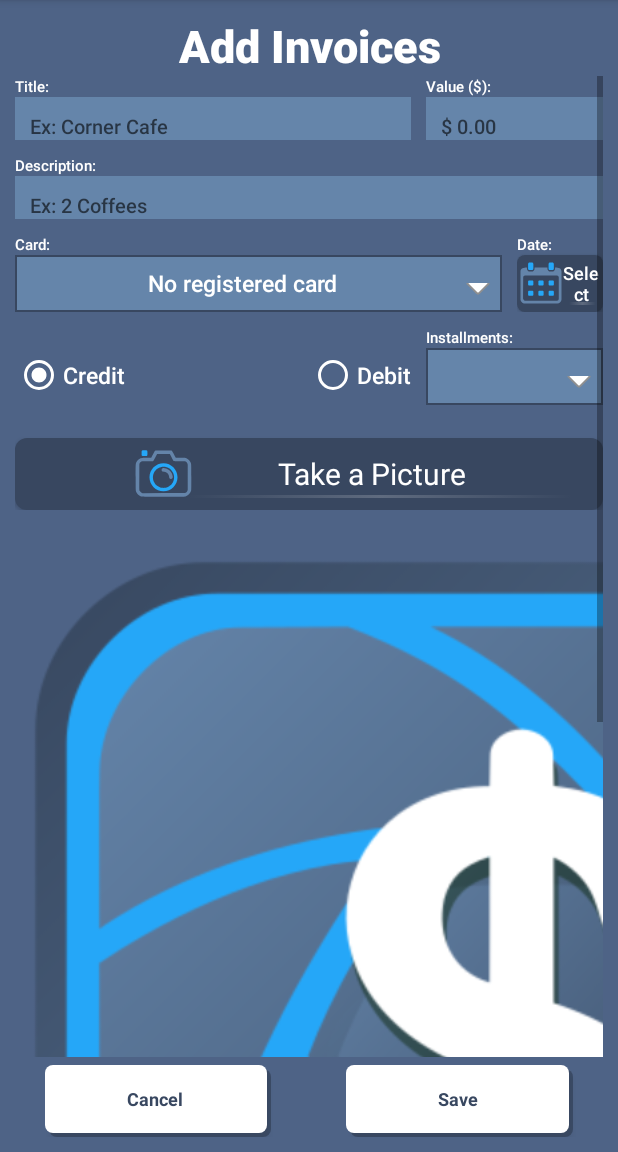
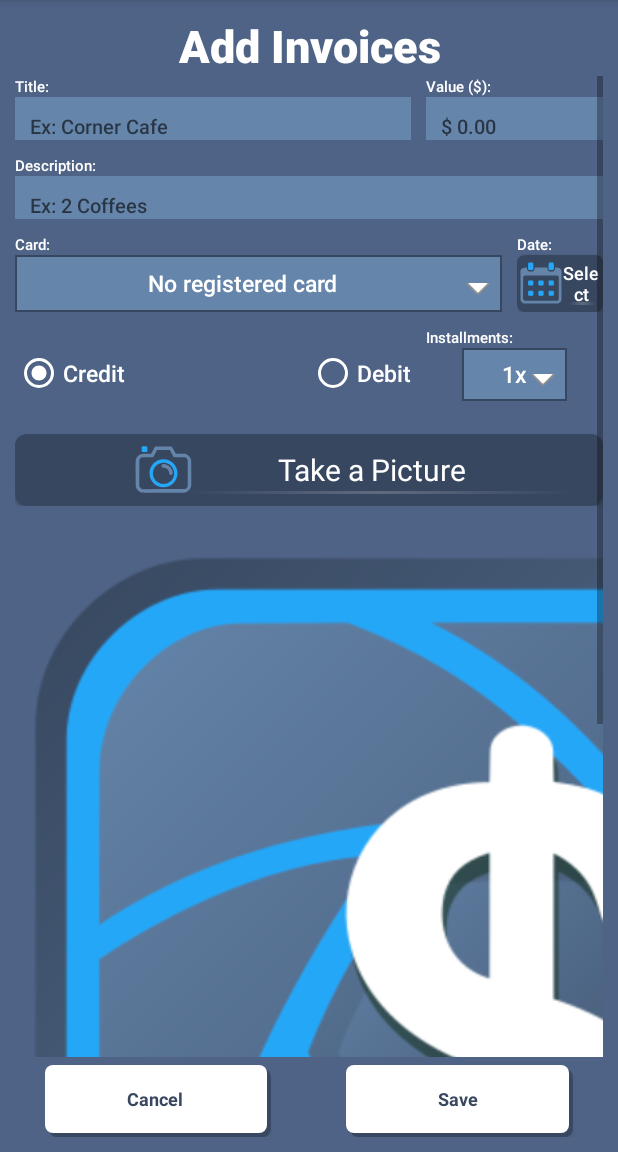
Before and after one commit to onimur/android-munote, an Android app: the NotesAddActivity screen opened directly, with no data from a screen before it, on a phone screen of 412 x 824 dp, the part 84-1236 px from its top. Run offline under Robolectric (Android 15) with nearby library versions, the phone set to English and light mode, and no system bars; Roboto replaces fonts that are not available here; 1 statement that could not run was skipped.

Commit message:
Adding action to radiobutton and spinner_parcelas in NotesAddActivity

```diff
--- a/app/src/main/java/com/example/admin/munotes/activity/NotesAddActivity.java
+++ b/app/src/main/java/com/example/admin/munotes/activity/NotesAddActivity.java
@@ -21,6 +21,7 @@ import android.provider.MediaStore;
 import android.support.v7.widget.Toolbar;
 import android.view.View;
 import android.widget.AdapterView;
+import android.widget.ArrayAdapter;
 import android.widget.Button;
 import android.widget.DatePicker;
 import android.widget.ImageButton;
@@ -54,9 +55,11 @@ public class NotesAddActivity extends MenuToolbar {
     private TextView tv_select_card;
     private TextView tv_click_image;
     private LinearLayout ll_hint_spinner;
+    private LinearLayout ll_sp_parcelas;
     private ImageButton ib_foto;
     //
     private Spinner sp_card;
+    private Spinner sp_parcelas;
     //
     private DatePickerDialog datePickerDialog;
     private Calendar calendar;
@@ -101,7 +104,9 @@ public class NotesAddActivity extends MenuToolbar {
         btn_selec_date = findViewById(R.id.btn_selec_date);
         tv_select_card = findViewById(R.id.tv_select_card);
         ll_hint_spinner = findViewById(R.id.ll_hint_spinner);
+        ll_sp_parcelas = findViewById(R.id.ll_sp_parcelas);
         sp_card = findViewById(R.id.sp_card);
+        sp_parcelas = findViewById(R.id.sp_parcelas);
         ib_foto = findViewById(R.id.ib_foto);
         tv_click_image = findViewById(R.id.tv_click_image);
         //
@@ -116,8 +121,10 @@ public class NotesAddActivity extends MenuToolbar {
         //
         setSupportActionBar(toolbar);
         //
-        setSpinner();
-        //Verifica se tem cartão cadastrado, se não tiver desabilita o Spinner
+        setSpinnerCard();
+        setSpinnerParcel();
+        //Verifica se tem cartão cadastrado, se não tiver desabilita o Spinner.
+        //Recupera o tipo de cartão
         checkCard();
         //
         File path = new File((Environment.getExternalStoragePublicDirectory(Environment.DIRECTORY_PICTURES) + "/" + Constants.FOLDER_NAME + Constants.FOLDER_NAME_NOTES));
@@ -129,10 +136,19 @@ public class NotesAddActivity extends MenuToolbar {
         //
         setActionOnClick(R.id.btn_salvar, new OnButtonClickActionSave());
         setAlertDialogToReturnOnClickActivity(R.id.btn_cancelar, NotesActivity.class, "notas");
+        //Quando o Cartão possui credito ou debito, realiza a ação no RadioButton de esconder o spinner e o outro radiobutton
+        setActionOnClick(R.id.rb_credit, new OnRadioButtonClickActionCredit());
+        setActionOnClick(R.id.rb_debit, new OnRadioButtonClickActionDedit());
         //
     }
 
-    private void setSpinner() {
+    private void setSpinnerParcel() {
+        ArrayAdapter<CharSequence> adapter = ArrayAdapter.createFromResource(context, R.array.parcelas_array, R.layout.celula_spinner_parcelas_layout);
+        adapter.setDropDownViewResource(R.layout.celular_spinner_dropdown_parcelas_layout);
+        sp_parcelas.setAdapter(adapter);
+    }
+
+    private void setSpinnerCard() {
         //
         RecordSpinnerCardAdapter adapter = new RecordSpinnerCardAdapter(context, R.layout.celula_spinner_card_layout, cardDao.getListCard());
         sp_card.setAdapter(adapter);
@@ -267,7 +283,9 @@ public class NotesAddActivity extends MenuToolbar {
 
         @Override
         public void onItemSelected(AdapterView<?> parent, View view, int position, long id) {
-            sp_card.setSelection(position);
+                   sp_card.setSelection(position);
+          validation("spinner_action_credito_debito");
+
 
         }
 
@@ -297,6 +315,26 @@ public class NotesAddActivity extends MenuToolbar {
                 callActivity(context, NotesActivity.class);
 
             }
+        }
+    }
+
+    private class OnRadioButtonClickActionCredit implements View.OnClickListener {
+
+        @Override
+        public void onClick(View v) {
+            ll_sp_parcelas.setVisibility(View.VISIBLE);
+            ll_sp_parcelas.setEnabled(true);
+
+        }
+    }
+
+    private class OnRadioButtonClickActionDedit implements View.OnClickListener {
+
+        @Override
+        public void onClick(View v) {
+            ll_sp_parcelas.setVisibility(View.INVISIBLE);
+            ll_sp_parcelas.setEnabled(false);
+
         }
     }
 
--- /dev/null
+++ b/app/src/main/res/layout/celula_spinner_parcelas_layout.xml
@@ -0,0 +1,22 @@
+<?xml version="1.0" encoding="utf-8"?>
+<!--
+  ~ /*
+  ~  * Created by Murillo Comino on 09/02/19 12:26
+  ~  * Github: github.com/MurilloComino
+  ~  * StackOverFlow: pt.stackoverflow.com/users/128573
+  ~  * Email: murillo_comino@hotmail.com
+  ~  *
+  ~  * Copyright (c) 2019 . All rights reserved.
+  ~  * Last modified 09/02/19 12:03
+  ~  */
+  -->
+
+
+            <TextView xmlns:android="http://schemas.android.com/apk/res/android"
+                android:id="@android:id/text1"
+                style="@style/Text_Description"
+                android:singleLine="true"
+                android:layout_width="match_parent"
+                android:layout_height="wrap_content"
+                android:ellipsize="marquee"
+                android:textAlignment="center"/>
--- a/app/src/main/res/layout/note_add_screen.xml
+++ b/app/src/main/res/layout/note_add_screen.xml
@@ -234,15 +234,16 @@
                 <LinearLayout
                     android:layout_width="match_parent"
                     android:layout_height="wrap_content"
-                    android:orientation="horizontal">
+                    android:orientation="horizontal"
+                    android:id="@+id/ll_sp_parcelas_main">
 
                     <RadioGroup
-                        android:id="@+id/rb_credit_debit"
+                        android:id="@+id/rg_credit_debit"
                         android:layout_width="0dp"
                         android:layout_height="match_parent"
                         android:layout_weight="9"
                         android:checkedButton="@id/rb_credit"
-                        android:gravity="center_vertical"
+                        android:gravity="center"
                         android:orientation="horizontal"
                         tools:ignore="UselessParent">
 
@@ -290,8 +291,8 @@
 
                         <Spinner
                             android:id="@+id/sp_parcelas"
-                            android:layout_width="match_parent"
-                            android:layout_height="38dp"
+                            android:layout_width="70dp"
+                            android:layout_height="35dp"
                             android:layout_gravity="center"
                             android:background="@drawable/spinner_background"
                             android:popupBackground="@drawable/spinner_background_checked"
--- /dev/null
+++ b/app/src/main/res/values/text_spinner_parcelas.xml
@@ -0,0 +1,17 @@
+<?xml version="1.0" encoding="utf-8"?>
+<resources>
+    <string-array name="parcelas_array">
+        <item>1x</item>
+        <item>2x</item>
+        <item>3x</item>
+        <item>4x</item>
+        <item>5x</item>
+        <item>6x</item>
+        <item>7x</item>
+        <item>8x</item>
+        <item>9x</item>
+        <item>10x</item>
+        <item>11x</item>
+        <item>12x</item>
+    </string-array>
+</resources>
```
Also changed, not shown: app/src/main/java/com/example/admin/munotes/files/MainUtilities.java (+71 -1 lines), app/src/main/res/layout/celular_spinner_dropdown_parcelas_layout.xml (added, +12 -0 lines).
